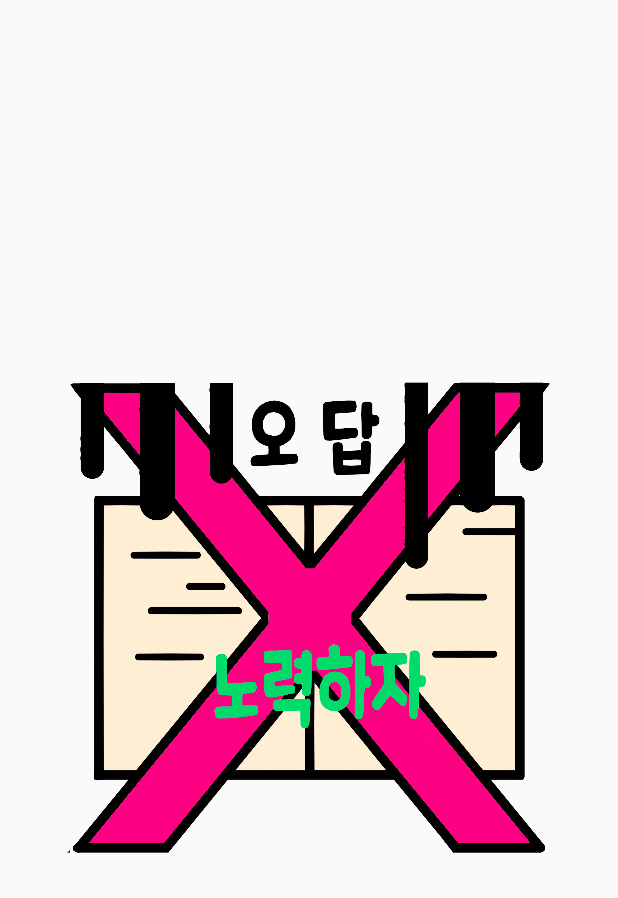
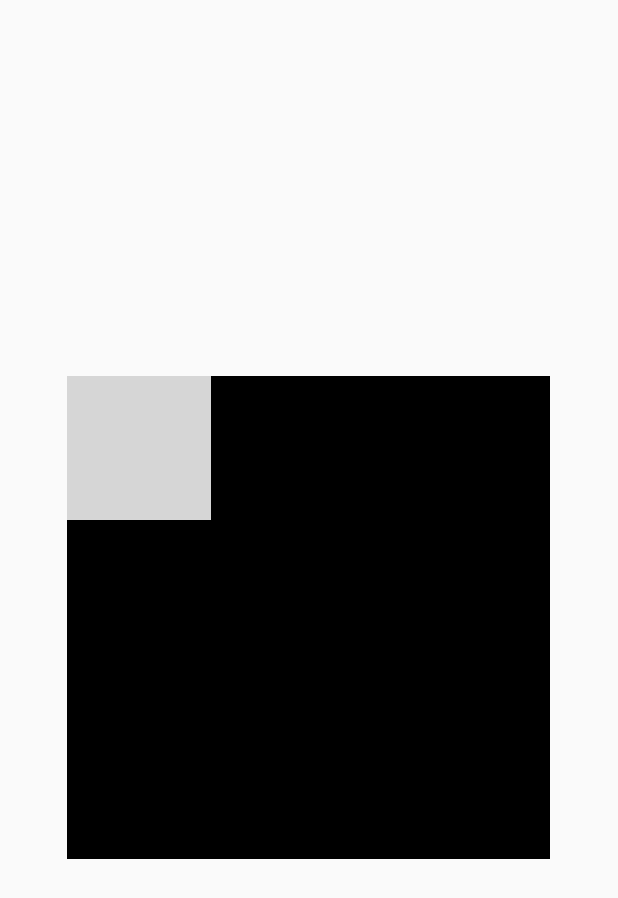
Before and after one commit to jmseb3/app_watermelon, an Android app: the layout dialog_fail.xml on its own in the app's theme, with its tools: preview values and no code run, on a phone screen of 412 x 824 dp. Shown: the top 898 px of the screen. Run offline under Robolectric (Android 15) with nearby library versions, the phone set to English and light mode, and no system bars; grey boxes are pictures that could not be loaded.

Commit message:
이미지 추가

```diff
--- a/project/app/src/main/res/drawable/dialog_type.xml
+++ b/project/app/src/main/res/drawable/dialog_type.xml
@@ -2,7 +2,7 @@
 <shape xmlns:android="http://schemas.android.com/apk/res/android"
     android:shape="rectangle">
 
-    <solid android:color="#00ffffff" />
+<!--    <solid android:color="#00ffffff" />-->
     <corners android:radius="50dp" />
 
 </shape>
--- a/project/app/src/main/res/layout/dialog_fail.xml
+++ b/project/app/src/main/res/layout/dialog_fail.xml
@@ -2,13 +2,13 @@
     android:layout_width="322dp"
     android:layout_height="322dp"
     android:layout_gravity="center"
-    android:background="@drawable/dialog_type"
+    android:background="@color/black"
     android:orientation="vertical">
 
     <ImageView
         android:layout_width="wrap_content"
         android:layout_height="wrap_content"
         android:background="@drawable/dialog_type"
-        android:src="@drawable/fail" />
+        android:src="@drawable/fail2" />
 
 </LinearLayout>
```
Also changed, not shown: project/app/src/main/res/layout/dialog_success.xml (+12 -3 lines), 10 other files.
